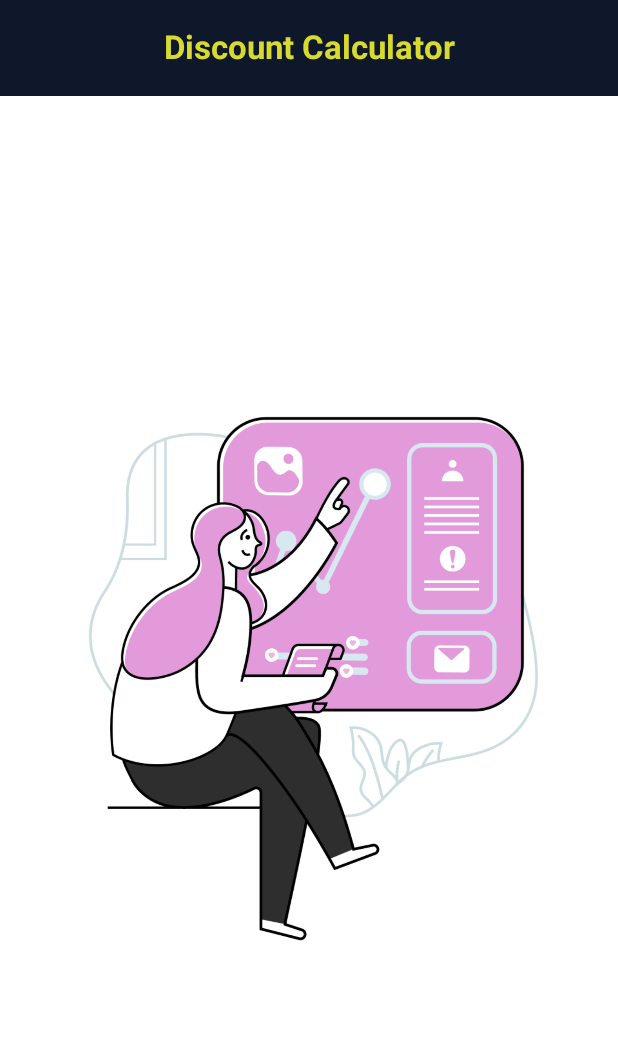
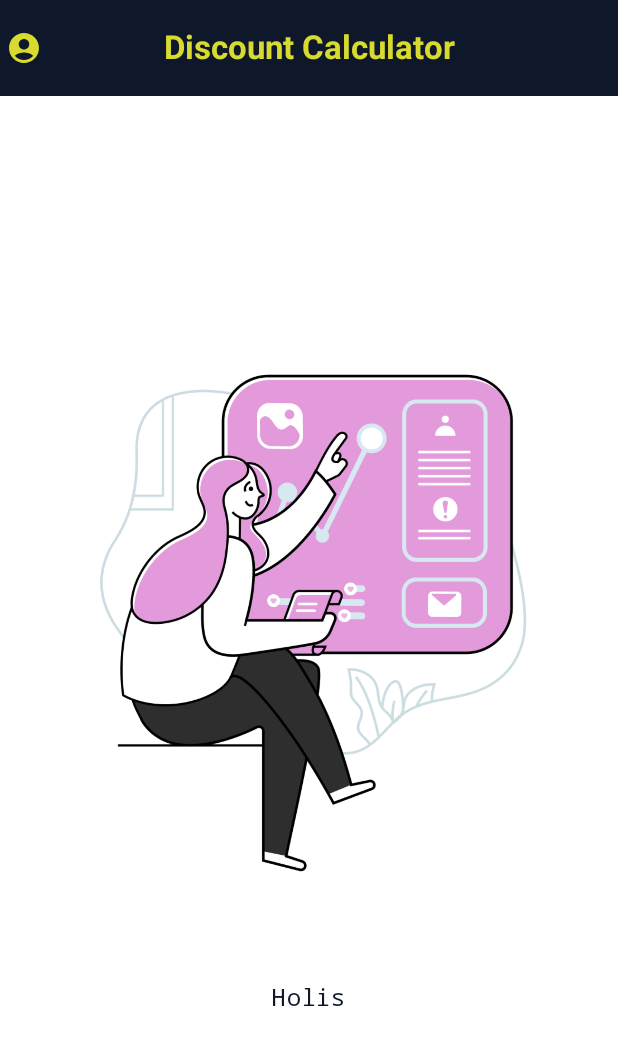
Before and after one commit to JulSarmiento/discount-calculator-app, an Android app built with Jetpack Compose: the screen it shows after launch (MainActivity), on a phone screen of 412 x 824 dp. Shown: the top 1045 px of the screen. Run offline under Robolectric (Android 15) with nearby library versions, the phone set to English and light mode, and no system bars.

Commit message:
feat: se trabajo en el header y los spacers genericos

```diff
--- a/app/src/main/java/com/julhdev/discountcalculator/components/BodyComponents.kt
+++ b/app/src/main/java/com/julhdev/discountcalculator/components/BodyComponents.kt
@@ -1 +1,30 @@
 package com.julhdev.discountcalculator.components
+
+import androidx.compose.foundation.layout.*
+import androidx.compose.runtime.Composable
+import androidx.compose.ui.Modifier
+import androidx.compose.ui.unit.*
+
+@Composable
+        /**
+         * Componente para agregar espacio vertical
+         * @param size El tamaño del espacio vertical (por defecto es 10.dp)
+         * usage: SpaceHeight(20.dp) o SpaceHeight() para el valor por defecto
+         */
+fun SpaceHeight(size: Dp = 10.dp) {
+  Spacer(modifier = Modifier
+    .height(size)
+  )
+}
+
+@Composable
+        /**
+         * Componente para agregar espacio horizontal
+         * @param size El tamaño del espacio horizontal (por defecto es 10.dp)
+         * usage: SpaceWidth(20.dp) o SpaceWidth() para el valor por defecto
+         */
+fun SpaceWidth(size: Dp = 10.dp) {
+  Spacer(modifier = Modifier
+    .width(size)
+  )
+}
--- a/app/src/main/java/com/julhdev/discountcalculator/views/HomeView.kt
+++ b/app/src/main/java/com/julhdev/discountcalculator/views/HomeView.kt
@@ -6,8 +6,11 @@ import androidx.compose.foundation.layout.Column
 import androidx.compose.foundation.layout.PaddingValues
 import androidx.compose.foundation.layout.fillMaxSize
 import androidx.compose.foundation.layout.padding
+import androidx.compose.material.icons.Icons
+import androidx.compose.material.icons.filled.AccountCircle
 import androidx.compose.material3.CenterAlignedTopAppBar
 import androidx.compose.material3.ExperimentalMaterial3Api
+import androidx.compose.material3.Icon
 import androidx.compose.material3.MaterialTheme
 import androidx.compose.material3.Scaffold
 import androidx.compose.material3.Text
@@ -19,6 +22,7 @@ import androidx.compose.ui.res.painterResource
 import androidx.compose.ui.text.font.FontWeight
 import androidx.compose.ui.unit.dp
 import com.julhdev.discountcalculator.R
+import com.julhdev.discountcalculator.components.SpaceHeight
 
 @OptIn(ExperimentalMaterial3Api::class)
 @Composable
@@ -30,7 +34,14 @@ fun HomeView() {
         colors = TopAppBarDefaults.centerAlignedTopAppBarColors(
           containerColor = MaterialTheme.colorScheme.secondary,
           titleContentColor = MaterialTheme.colorScheme.primary
-        )
+        ),
+        navigationIcon = {
+          Icon(
+            imageVector = Icons.Filled.AccountCircle,
+            contentDescription = "User",
+            tint = MaterialTheme.colorScheme.primary,
+          )
+        }
       )
     }
   ) {
@@ -43,15 +54,19 @@ fun HomeView() {
 fun ContentHomeView(paddingValues: PaddingValues ) {
   Column(
     modifier = Modifier
+      .fillMaxSize()
       .padding(paddingValues)
       .padding(10.dp),
     verticalArrangement = Arrangement.Center,
     horizontalAlignment = Alignment.CenterHorizontally
   ) {
     Image(
-      modifier = Modifier.fillMaxSize(),
       painter = painterResource(id = R.drawable.image),
-      contentDescription = "Background"
+      contentDescription = "Discount",
+      modifier = Modifier
+        .padding(10.dp)
     )
+    SpaceHeight(50.dp)
+    Text("Holis", color = MaterialTheme.colorScheme.secondary)
   }
 }
```
